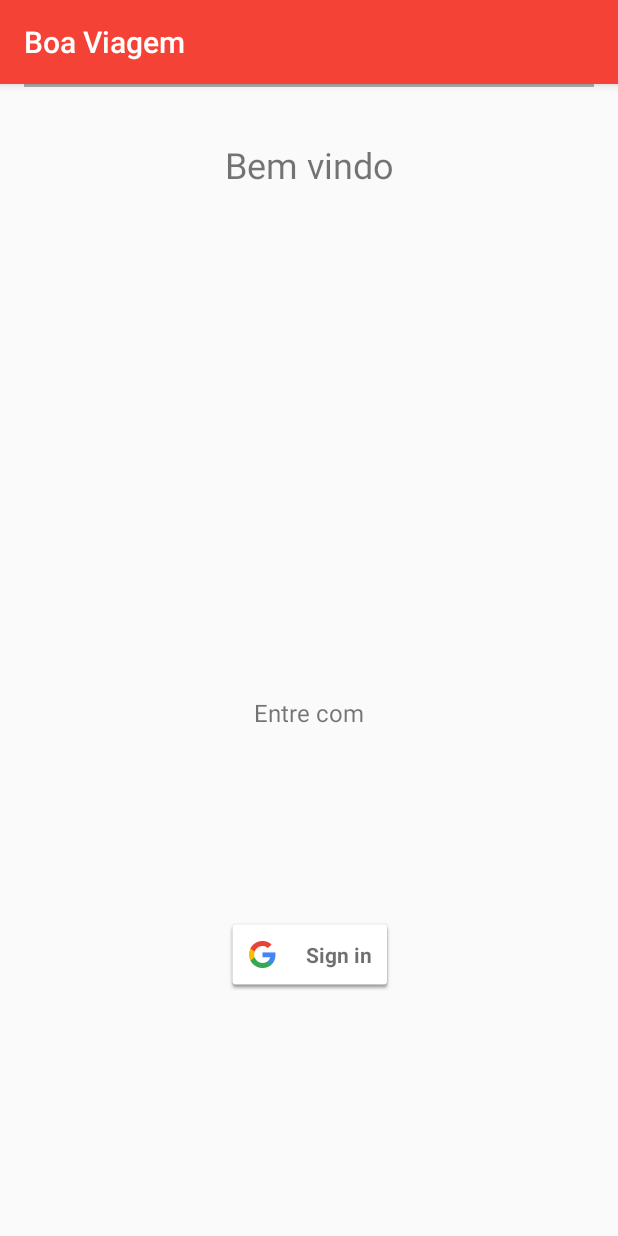
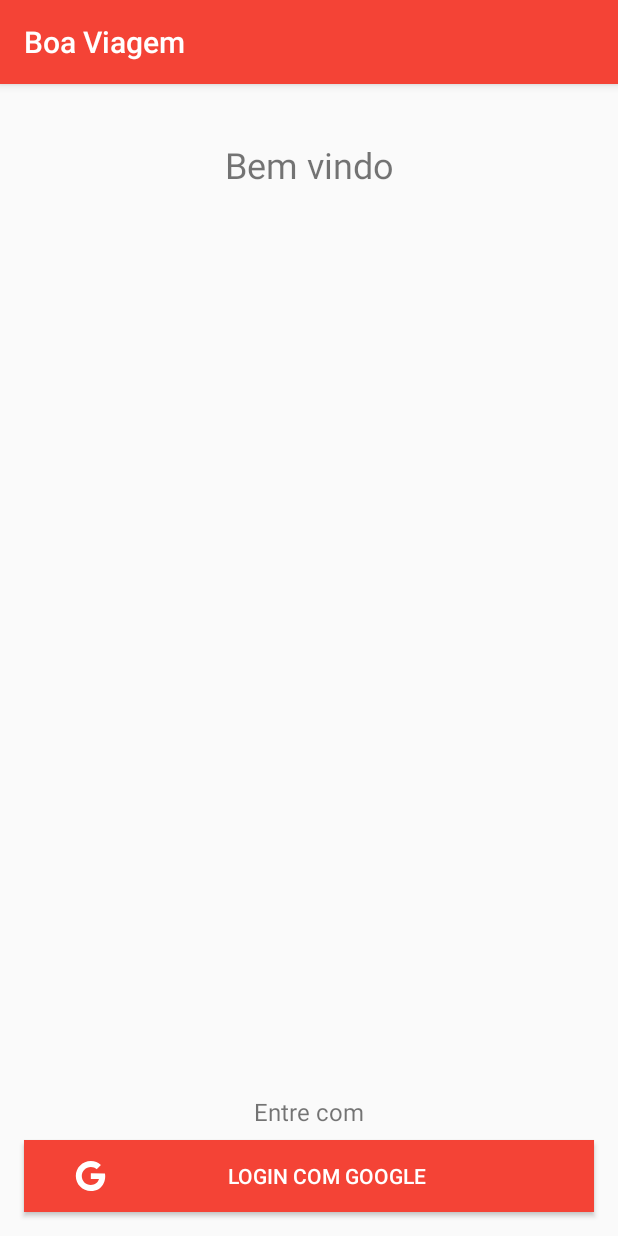
Before and after one commit to EmanuelleM/available, an Android app: the screen it shows after launch (Login), on a phone screen of 412 x 824 dp. Run offline under Robolectric (Android 15) with nearby library versions, the phone set to English and light mode, and no system bars; our stand-ins replace Firebase (no records; nobody signed in at launch, a user with empty details on screens opened directly); libraries missing offline, so code that uses them is left out: com.facebook.stetho; 1 statement that could not run was skipped.

Commit message:
Alterado o botao de login
Alterado o botao de login do padrao google para um botao customizado.

```diff
--- a/app/src/main/java/com/aprendizagem/manu/boaviagemapp/login/Login.java
+++ b/app/src/main/java/com/aprendizagem/manu/boaviagemapp/login/Login.java
@@ -7,6 +7,8 @@ import android.support.annotation.NonNull;
 import android.support.v7.app.AppCompatActivity;
 import android.util.Log;
 import android.view.View;
+import android.widget.Button;
+import android.widget.ProgressBar;
 import android.widget.Toast;
 
 import com.aprendizagem.manu.boaviagemapp.R;
@@ -30,21 +32,22 @@ public class Login extends AppCompatActivity implements GoogleApiClient.OnConnec
 
     private static final String TAG = "Login";
     private static final int RC_SIGN_IN = 9001;
-    private SignInButton mSignInButton;
 
     private GoogleApiClient mGoogleApiClient;
     private FirebaseAuth mFirebaseAuth;
 
-    ProgressDialog progressLogin;
+    ProgressBar progressLogin;
+//    ProgressDialog progressLogin;
 
     @Override
     protected void onCreate(Bundle savedInstanceState) {
         super.onCreate(savedInstanceState);
         setContentView(R.layout.login);
 
-        mSignInButton = (SignInButton) findViewById(R.id.sign_in_button);
+        Button buttonSignIn = (Button) findViewById(R.id.button_google_sign_in);
+        progressLogin = (ProgressBar) findViewById(R.id.progress_bar_login);
 
-        mSignInButton.setOnClickListener(this);
+        buttonSignIn.setOnClickListener(this);
 
         GoogleSignInOptions gso = new GoogleSignInOptions.Builder(GoogleSignInOptions.DEFAULT_SIGN_IN)
                 .requestIdToken(getString(R.string.default_web_client_id))
@@ -57,13 +60,13 @@ public class Login extends AppCompatActivity implements GoogleApiClient.OnConnec
 
         mFirebaseAuth = FirebaseAuth.getInstance();
 
-        progressLogin = new ProgressDialog(this);
+//        progressLogin = new ProgressDialog(this);
     }
 
     @Override
     public void onClick(View v) {
         switch (v.getId()) {
-            case R.id.sign_in_button:
+            case R.id.button_google_sign_in:
                 signInGoogle();
                 break;
         }
@@ -82,11 +85,12 @@ public class Login extends AppCompatActivity implements GoogleApiClient.OnConnec
             GoogleSignInResult result = Auth.GoogleSignInApi.getSignInResultFromIntent(data);
             if (result.isSuccess()) {
                 GoogleSignInAccount account = result.getSignInAccount();
-                progressLogin.show();
+//                progressLogin.show();
+                progressLogin.setVisibility(View.VISIBLE);
                 firebaseAuthWithGoogle(account);
             } else {
                 Log.e(TAG, "Google Sign In failed.");
-                progressLogin.dismiss();
+                progressLogin.setVisibility(View.GONE);
             }
         }
     }
@@ -104,7 +108,7 @@ public class Login extends AppCompatActivity implements GoogleApiClient.OnConnec
                             Toast.makeText(Login.this, "Authentication failed.",
                                     Toast.LENGTH_SHORT).show();
                         } else {
-                            progressLogin.dismiss();
+                            progressLogin.setVisibility(View.GONE);
                             startActivity(new Intent(Login.this, ListaViagemActivity.class));
                             finish();
                         }
--- /dev/null
+++ b/app/src/main/res/drawable/ic_google_icon.xml
@@ -0,0 +1,9 @@
+<vector xmlns:android="http://schemas.android.com/apk/res/android"
+    android:width="24dp"
+    android:height="24dp"
+    android:viewportHeight="24.0"
+    android:viewportWidth="24.0">
+    <path
+        android:fillColor="#FFFFFF"
+        android:pathData="M12.545,10.239v3.821h5.445c-0.712,2.315 -2.647,3.972 -5.445,3.972c-3.332,0 -6.033,-2.701 -6.033,-6.032c0,-3.331 2.701,-6.032 6.033,-6.032c1.498,0 2.866,0.549 3.921,1.453l2.814,-2.814C17.503,2.988 15.139,2 12.545,2C7.021,2 2.543,6.477 2.543,12c0,5.523 4.478,10 10.002,10c8.396,0 10.249,-7.85 9.426,-11.748L12.545,10.239z" />
+</vector>
--- a/app/src/main/res/layout/login.xml
+++ b/app/src/main/res/layout/login.xml
@@ -23,19 +23,6 @@
         app:layout_constraintRight_toRightOf="parent"
         app:layout_constraintTop_toTopOf="parent" />
 
-
-    <View
-        android:id="@+id/view_separadora"
-        android:layout_width="0dp"
-        android:layout_height="2dp"
-        android:layout_marginEnd="16dp"
-        android:layout_marginStart="16dp"
-        android:layout_marginTop="34dp"
-        android:background="@android:color/darker_gray"
-        app:layout_constraintLeft_toLeftOf="parent"
-        app:layout_constraintRight_toRightOf="parent"
-        app:layout_constraintTop_toBottomOf="@+id/text_view_criar_conta" />
-
     <TextView
         android:id="@+id/text_view_entre_com"
         android:layout_width="wrap_content"
@@ -48,25 +35,42 @@
         android:layout_marginTop="@dimen/geral_8dp"
         android:text="@string/entre_com"
         android:textSize="@dimen/text_size_16sp"
-        app:layout_constraintBottom_toTopOf="@+id/sign_in_button"
+        app:layout_constraintBottom_toTopOf="@+id/button_google_sign_in"
         app:layout_constraintLeft_toLeftOf="parent"
         app:layout_constraintRight_toRightOf="parent"
-        app:layout_constraintTop_toBottomOf="@+id/view_separadora"
         app:layout_constraintVertical_bias="0.771" />
 
-
-    <com.google.android.gms.common.SignInButton
-        android:id="@+id/sign_in_button"
+    <ProgressBar
+        android:id="@+id/progress_bar_login"
+        style="?android:attr/progressBarStyle"
         android:layout_width="wrap_content"
         android:layout_height="wrap_content"
-        android:layout_marginBottom="163dp"
-        android:visibility="visible"
+        android:layout_marginBottom="8dp"
+        android:layout_marginLeft="8dp"
+        android:layout_marginRight="8dp"
+        android:layout_marginTop="8dp"
+        android:visibility="invisible"
         app:layout_constraintBottom_toBottomOf="parent"
-        app:layout_constraintHorizontal_bias="0.502"
         app:layout_constraintLeft_toLeftOf="parent"
         app:layout_constraintRight_toRightOf="parent"
-        tools:layout_constraintBottom_creator="1"
-        tools:layout_constraintLeft_creator="1"
-        tools:layout_constraintRight_creator="1" />
+        app:layout_constraintTop_toTopOf="parent"
+        app:layout_constraintVertical_bias="0.498" />
+
+    <Button
+        android:id="@+id/button_google_sign_in"
+        android:layout_width="0dp"
+        android:layout_height="wrap_content"
+        android:layout_marginBottom="16dp"
+        android:layout_marginEnd="16dp"
+        android:layout_marginStart="16dp"
+        android:background="@color/colorPrimary"
+        android:textColor="#FFFFFF"
+        android:drawableStart="@drawable/ic_google_icon"
+        android:paddingEnd="32dp"
+        android:paddingStart="32dp"
+        android:text="@string/login_com_google"
+        app:layout_constraintBottom_toBottomOf="parent"
+        app:layout_constraintLeft_toLeftOf="parent"
+        app:layout_constraintRight_toRightOf="parent" />
 
 </android.support.constraint.ConstraintLayout>
--- a/app/src/main/res/values/strings.xml
+++ b/app/src/main/res/values/strings.xml
@@ -78,4 +78,5 @@
     <string name="sua_viagem_comecou">Sua viagem começou dia </string>
     <string name="sua_viagem_termina">Sua viagem terminará, se já não terminou, dia </string>
     <string name="gasto_atual_da_viagem">O gasto atual da sua viagem é de </string>
+    <string name="login_com_google">Login com Google</string>
 </resources>
```
Also changed, not shown: 1 other file.
